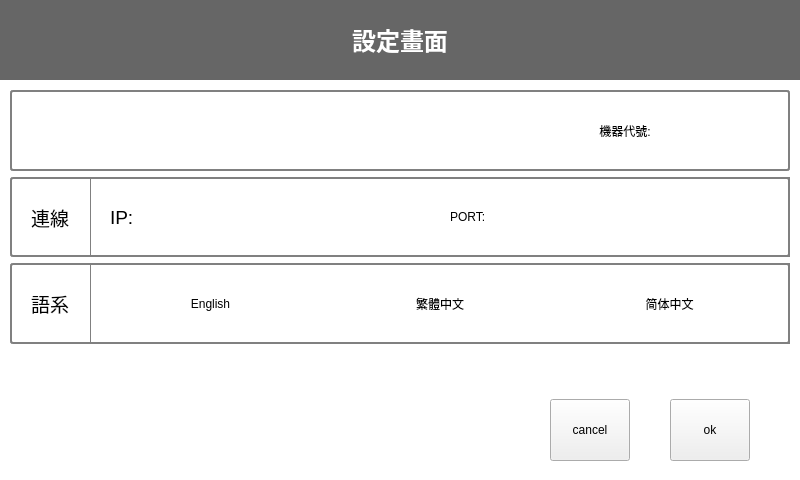
Before: the Qt Designer form BRClient/StageSetting.ui in roger0816/BRC, drawn with Qt 5.
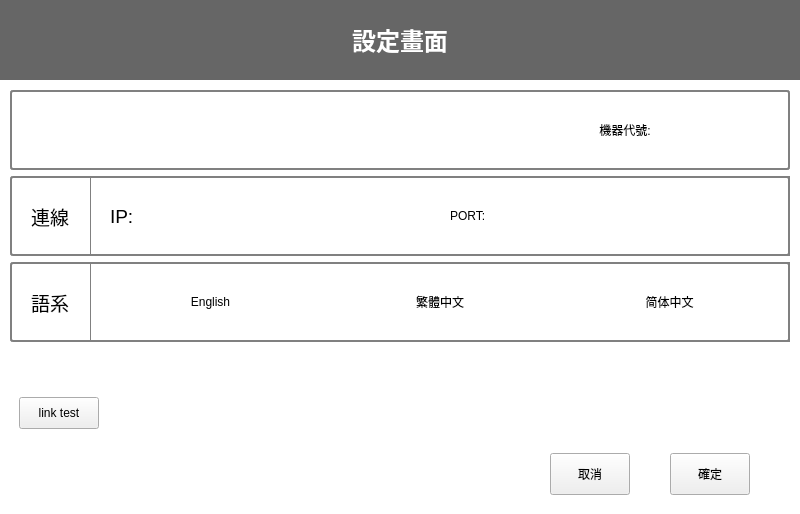
After: the same form once the commit is applied. Custom widgets are drawn as their Qt base class.

```diff
--- a/BRClient/StageSetting.ui
+++ b/BRClient/StageSetting.ui
@@ -449,7 +449,7 @@
                </layout>
               </widget>
              </item>
-             <item row="4" column="0">
+             <item row="5" column="0">
               <widget class="QWidget" name="widget" native="true">
                <property name="minimumSize">
                 <size>
@@ -485,7 +485,7 @@
                    </size>
                   </property>
                   <property name="text">
-                   <string>cancel</string>
+                   <string>取消</string>
                   </property>
                  </widget>
                 </item>
@@ -510,7 +510,7 @@
                    </size>
                   </property>
                   <property name="text">
-                   <string>ok</string>
+                   <string>確定</string>
                   </property>
                  </widget>
                 </item>
@@ -609,6 +609,54 @@
                </layout>
               </widget>
              </item>
+             <item row="3" column="0">
+              <spacer name="verticalSpacer">
+               <property name="orientation">
+                <enum>Qt::Vertical</enum>
+               </property>
+               <property name="sizeType">
+                <enum>QSizePolicy::Minimum</enum>
+               </property>
+               <property name="sizeHint" stdset="0">
+                <size>
+                 <width>20</width>
+                 <height>40</height>
+                </size>
+               </property>
+              </spacer>
+             </item>
+             <item row="4" column="0">
+              <widget class="QWidget" name="widget_2" native="true">
+               <property name="minimumSize">
+                <size>
+                 <width>0</width>
+                 <height>50</height>
+                </size>
+               </property>
+               <layout class="QGridLayout" name="gridLayout_9">
+                <item row="0" column="0">
+                 <widget class="QPushButton" name="btnLinkTest">
+                  <property name="sizePolicy">
+                   <sizepolicy hsizetype="Fixed" vsizetype="Minimum">
+                    <horstretch>0</horstretch>
+                    <verstretch>0</verstretch>
+                   </sizepolicy>
+                  </property>
+                  <property name="text">
+                   <string>link test</string>
+                  </property>
+                 </widget>
+                </item>
+                <item row="0" column="1">
+                 <widget class="QLabel" name="label_4">
+                  <property name="text">
+                   <string/>
+                  </property>
+                 </widget>
+                </item>
+               </layout>
+              </widget>
+             </item>
             </layout>
            </widget>
            <widget class="QWidget" name="page_2"/>
```
Left out of the diff: 16 changed lines with no effect on the pictures.
